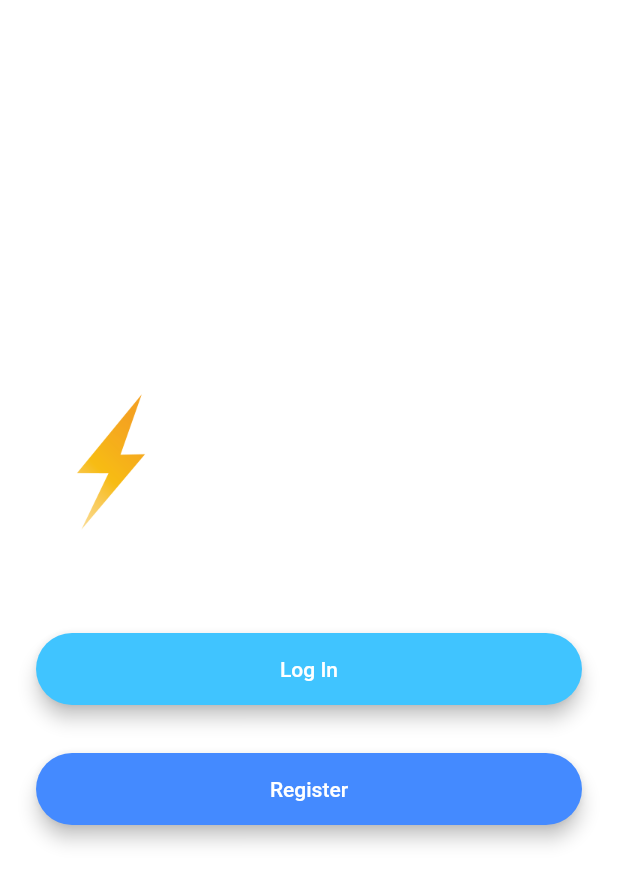
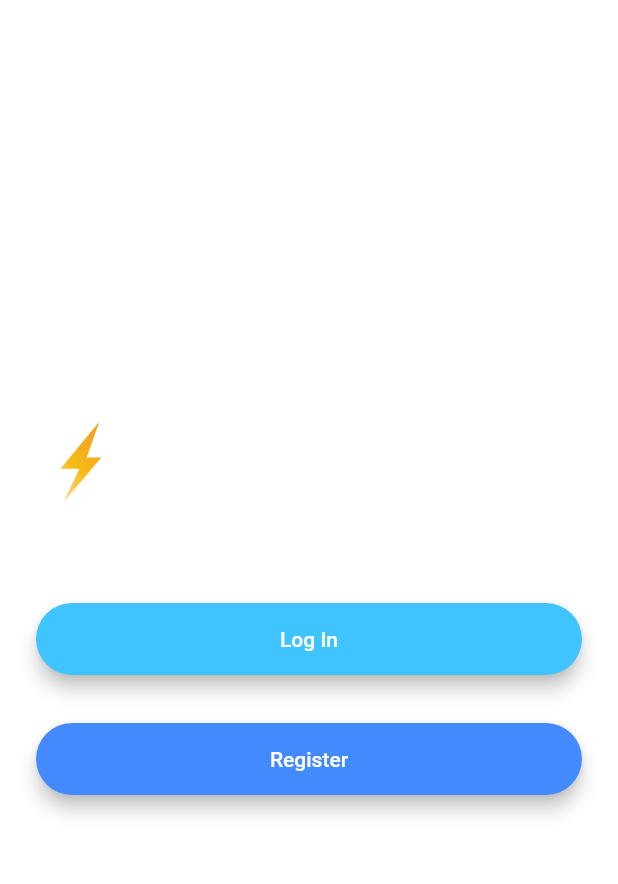
Before and after one commit to shafiul-haque-johny/Flash-Chat, a Flutter app: the screen it shows after launch, on a phone screen of 412 x 824 dp. Shown: the top 884 px of the screen. Run offline on Flutter 3.47's test engine with Material 2 defaults, Android fonts, the phone set to English and light mode, and no system bars.

Commit message:
welcome page animation

```diff
--- a/lib/screens/welcome_screen.dart
+++ b/lib/screens/welcome_screen.dart
@@ -20,24 +20,36 @@ class _WelcomeScreenState extends State<WelcomeScreen>
     controller = AnimationController(
       vsync: this,
       duration: Duration(
-        milliseconds: 1000,
+        milliseconds: 1500,
       ),
-      upperBound: 100.0,
+      //upperBound: 100.0,
     );
+
+    //animation = CurvedAnimation(parent: controller, curve: Curves.decelerate,);
+
+    animation = ColorTween(begin: Colors.blueGrey, end: Colors.white)
+        .animate(controller);
 
     controller.forward();
 
     controller.addListener(() {
       setState(() {});
-      print(controller.value);
+      //print(controller.value);
+      print(animation.value);
     });
+  }
+
+  @override
+  void dispose() {
+    controller.dispose();
+    super.dispose();
   }
 
   @override
   Widget build(BuildContext context) {
     return Scaffold(
       //backgroundColor: Colors.green.withOpacity(controller.value),
-      backgroundColor: Colors.white,
+      backgroundColor: animation.value,
       body: Padding(
         padding: EdgeInsets.symmetric(horizontal: 24.0),
         child: Column(
@@ -50,7 +62,8 @@ class _WelcomeScreenState extends State<WelcomeScreen>
                   tag: 'logo',
                   child: Container(
                     child: Image.asset('images/logo.png'),
-                    height: controller.value,
+                    //height: controller.value,
+                    height: 60.0,
                   ),
                 ),
                 Text(
```
